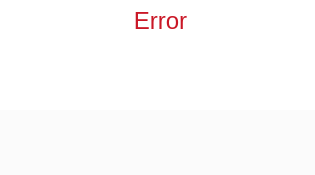
proxysh/Safejumper-for-Desktop, file safejumper/dlg_error.ui: the form before one commit.
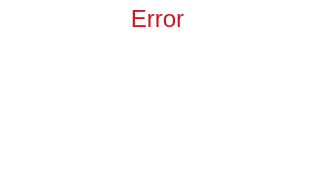
The form after the commit. Icons and pictures are not drawn.

Commit message: Cleaned up dlg_error to be in a layout and changed label to wrap error text.

```diff
--- a/safejumper/dlg_error.ui
+++ b/safejumper/dlg_error.ui
@@ -27,14 +27,48 @@
   <property name="modal">
    <bool>true</bool>
   </property>
+  <layout class="QGridLayout" name="gridLayout">
+   <property name="leftMargin">
+    <number>5</number>
+   </property>
+   <property name="topMargin">
+    <number>5</number>
+   </property>
+   <property name="rightMargin">
+    <number>5</number>
+   </property>
+   <property name="bottomMargin">
+    <number>5</number>
+   </property>
+   <item row="0" column="0">
+    <widget class="QLabel" name="L_Caption">
+     <property name="font">
+      <font>
+       <family>Helvetica Neue</family>
+       <pointsize>18</pointsize>
+      </font>
+     </property>
+     <property name="styleSheet">
+      <string notr="true">QLabel
+{
+color: #ca1726;
+}</string>
+     </property>
+     <property name="text">
+      <string>Error</string>
+     </property>
+     <property name="alignment">
+      <set>Qt::AlignCenter</set>
+     </property>
+    </widget>
+   </item>
+   <item row="1" column="0">
   <widget class="QFrame" name="frame">
-   <property name="geometry">
-    <rect>
-     <x>0</x>
-     <y>45</y>
-     <width>315</width>
-     <height>130</height>
-    </rect>
+     <property name="sizePolicy">
+      <sizepolicy hsizetype="Preferred" vsizetype="Preferred">
+       <horstretch>0</horstretch>
+       <verstretch>1</verstretch>
+      </sizepolicy>
    </property>
    <property name="styleSheet">
     <string notr="true">QFrame
@@ -49,117 +83,26 @@
    <property name="frameShadow">
     <enum>QFrame::Raised</enum>
    </property>
-   <widget class="QLabel" name="line_1">
-    <property name="geometry">
-     <rect>
-      <x>0</x>
-      <y>0</y>
-      <width>315</width>
-      <height>2</height>
-     </rect>
-    </property>
-    <property name="styleSheet">
-     <string notr="true">QLabel
-{
-	border:0px;
-	border-image: url(:/imgs/h-line-mb.png);
-}</string>
-    </property>
-    <property name="text">
-     <string/>
-    </property>
-   </widget>
-   <widget class="QFrame" name="frame_2">
-    <property name="geometry">
-     <rect>
-      <x>0</x>
-      <y>65</y>
-      <width>315</width>
-      <height>80</height>
-     </rect>
-    </property>
-    <property name="styleSheet">
-     <string notr="true">QFrame
-{
-	background-color: #fbfbfb;
-	border: 0;
-}</string>
-    </property>
-    <property name="frameShape">
-     <enum>QFrame::StyledPanel</enum>
-    </property>
-    <property name="frameShadow">
-     <enum>QFrame::Raised</enum>
-    </property>
-    <widget class="QLabel" name="line_2">
-     <property name="geometry">
-      <rect>
-       <x>0</x>
-       <y>0</y>
-       <width>315</width>
-       <height>3</height>
-      </rect>
-     </property>
-     <property name="styleSheet">
-      <string notr="true">QLabel
-{
-	border:0px;
-	border-image: url(:/imgs/h-line.png);
-}</string>
-     </property>
-     <property name="text">
-      <string/>
-     </property>
-    </widget>
-    <widget class="QPushButton" name="b_Close">
-     <property name="geometry">
-      <rect>
-       <x>40</x>
-       <y>13</y>
-       <width>110</width>
-       <height>41</height>
-      </rect>
-     </property>
-     <property name="font">
-      <font>
-       <family>Helvetica Neue</family>
-       <pointsize>10</pointsize>
-      </font>
-     </property>
-     <property name="cursor">
-      <cursorShape>PointingHandCursor</cursorShape>
-     </property>
-     <property name="focusPolicy">
-      <enum>Qt::NoFocus</enum>
-     </property>
-     <property name="styleSheet">
-      <string notr="true">QPushButton
-{
-	border:0px;
-	color: #ffffff;
-	border-image: url(:/imgs/b-close-norm.png);
-}
-QPushButton:hover:!pressed
-{
-	border-image: url(:/imgs/b-close-hover.png);
-}
-QPushButton:pressed
-{
-	border-image: url(:/imgs/b-close-pressed.png);
-}</string>
-     </property>
-     <property name="text">
-      <string/>
-     </property>
-    </widget>
+     <layout class="QGridLayout" name="gridLayout_2">
+      <property name="leftMargin">
+       <number>5</number>
+      </property>
+      <property name="topMargin">
+       <number>5</number>
+      </property>
+      <property name="rightMargin">
+       <number>5</number>
+      </property>
+      <property name="bottomMargin">
+       <number>5</number>
+      </property>
+      <item row="2" column="1">
     <widget class="QPushButton" name="b_Support">
-     <property name="geometry">
-      <rect>
-       <x>165</x>
-       <y>13</y>
-       <width>110</width>
-       <height>41</height>
-      </rect>
+        <property name="sizePolicy">
+         <sizepolicy hsizetype="Preferred" vsizetype="Preferred">
+          <horstretch>0</horstretch>
+          <verstretch>0</verstretch>
+         </sizepolicy>
      </property>
      <property name="font">
       <font>
@@ -193,16 +136,50 @@
       <string/>
      </property>
     </widget>
-   </widget>
+      </item>
+      <item row="2" column="0">
+       <widget class="QPushButton" name="b_Close">
+        <property name="sizePolicy">
+         <sizepolicy hsizetype="Preferred" vsizetype="Preferred">
+          <horstretch>0</horstretch>
+          <verstretch>0</verstretch>
+         </sizepolicy>
+        </property>
+        <property name="font">
+         <font>
+          <family>Helvetica Neue</family>
+          <pointsize>10</pointsize>
+         </font>
+        </property>
+        <property name="cursor">
+         <cursorShape>PointingHandCursor</cursorShape>
+        </property>
+        <property name="focusPolicy">
+         <enum>Qt::NoFocus</enum>
+        </property>
+        <property name="styleSheet">
+         <string notr="true">QPushButton
+{
+	border:0px;
+	color: #ffffff;
+	border-image: url(:/imgs/b-close-norm.png);
+}
+QPushButton:hover:!pressed
+{
+	border-image: url(:/imgs/b-close-hover.png);
+}
+QPushButton:pressed
+{
+	border-image: url(:/imgs/b-close-pressed.png);
+}</string>
+        </property>
+        <property name="text">
+         <string/>
+        </property>
+       </widget>
+      </item>
+      <item row="1" column="0" colspan="2">
    <widget class="QLabel" name="L_Text">
-    <property name="geometry">
-     <rect>
-      <x>10</x>
-      <y>5</y>
-      <width>301</width>
-      <height>51</height>
-     </rect>
-    </property>
     <property name="font">
      <font>
       <family>Helvetica Neue</family>
@@ -213,41 +190,20 @@
      <string/>
     </property>
     <property name="scaledContents">
+         <bool>false</bool>
+        </property>
+        <property name="alignment">
+         <set>Qt::AlignCenter</set>
+        </property>
+        <property name="wordWrap">
      <bool>true</bool>
     </property>
-    <property name="alignment">
-     <set>Qt::AlignCenter</set>
-    </property>
-   </widget>
-  </widget>
-  <widget class="QLabel" name="L_Caption">
-   <property name="geometry">
-    <rect>
-     <x>10</x>
-     <y>10</y>
-     <width>301</width>
-     <height>21</height>
-    </rect>
-   </property>
-   <property name="font">
-    <font>
-     <family>Helvetica Neue</family>
-     <pointsize>18</pointsize>
-    </font>
-   </property>
-   <property name="styleSheet">
-    <string notr="true">QLabel
-{
-color: #ca1726;
-}</string>
-   </property>
-   <property name="text">
-    <string>Error</string>
-   </property>
-   <property name="alignment">
-    <set>Qt::AlignCenter</set>
-   </property>
-  </widget>
+       </widget>
+      </item>
+     </layout>
+    </widget>
+   </item>
+  </layout>
  </widget>
  <resources/>
  <connections>
```
Lines whose indentation alone changed are shown as unchanged.
